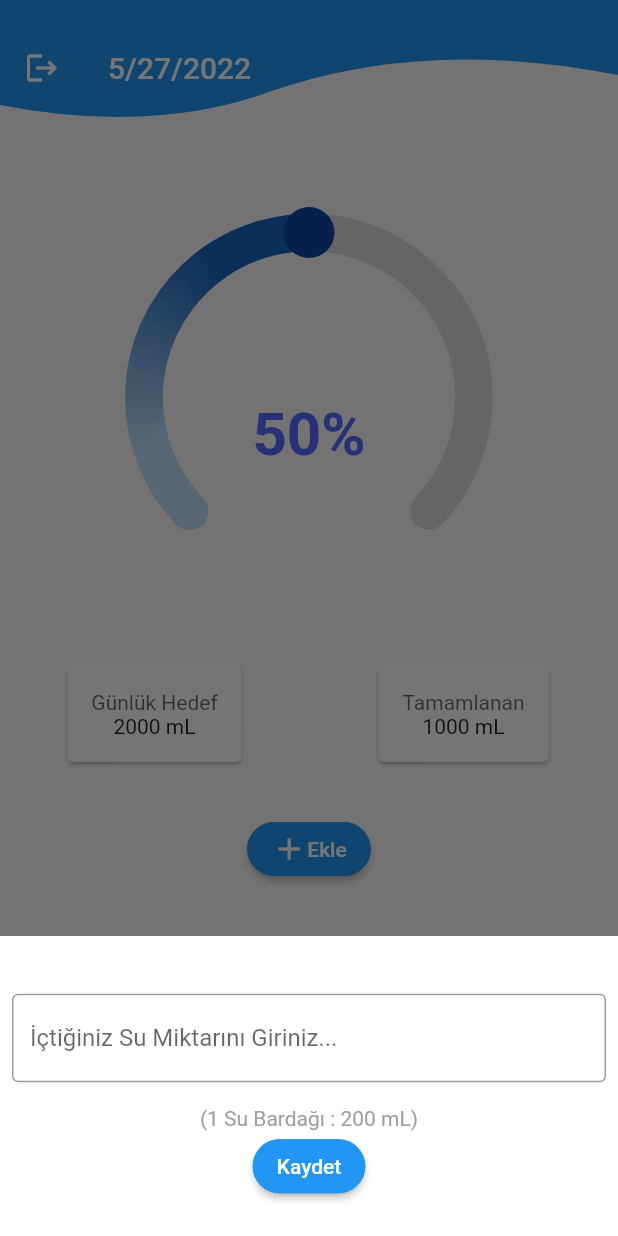
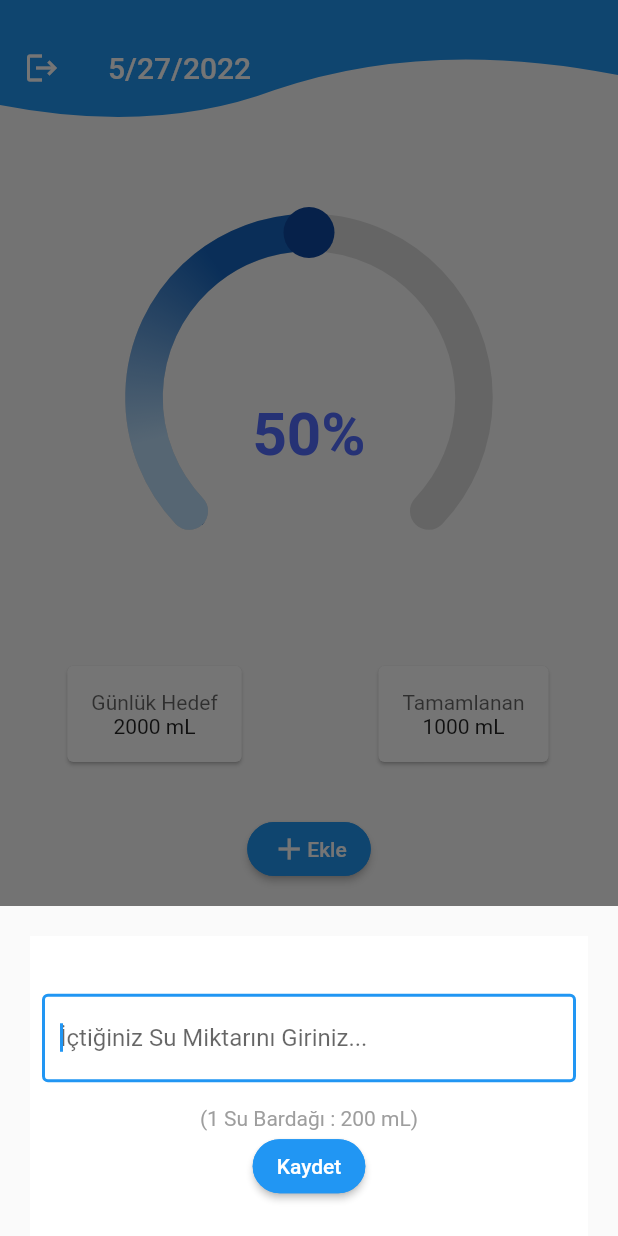
Before and after one commit to alperennbulutt/water_tracker, a Flutter app: the screen it shows once a user with an empty profile is signed in, after a tap on "Ekle", on a phone screen of 412 x 824 dp. Run offline on Flutter 3.47's test engine with Material 2 defaults, Android fonts, the light colour scheme and no system bars; drawn by our look-alikes of syncfusion_flutter_gauges; our stand-ins replace cloud_firestore, firebase_auth, firebase_core, flutter_custom_clippers, flutter_svg, get and 2 more; accounts and stored records are empty; Roboto replaces fonts that are missing (Georgia).

Commit message:
ekle butonu klavye hatası düzeltildi

```diff
--- a/lib/src/ui/home/home_page.dart
+++ b/lib/src/ui/home/home_page.dart
@@ -172,9 +172,16 @@ class _HomePageState extends State<HomePage> {
                 child: Row(children: [Icon(Icons.add), Text("Ekle")]),
                 onPressed: () {
                   showModalBottomSheet<void>(
+                    isScrollControlled: true,
                     context: context,
                     builder: (BuildContext context) {
-                      return Container(
+                      return Padding(
+                        padding: EdgeInsets.only(
+                            top: 20,
+                            right: 20,
+                            left: 20,
+                            bottom: MediaQuery.of(context).viewInsets.bottom),
+                        child: Container(
                           height: 200,
                           color: Colors.white,
                           child: Center(
@@ -186,6 +193,7 @@ class _HomePageState extends State<HomePage> {
                                   padding: EdgeInsets.symmetric(
                                       horizontal: 8, vertical: 16),
                                   child: TextField(
+                                    autofocus: true,
                                     decoration: InputDecoration(
                                       border: OutlineInputBorder(),
                                       hintText:
@@ -208,8 +216,10 @@ class _HomePageState extends State<HomePage> {
                                                   color: Colors.blue)))),
                                   child: const Text('Kaydet'),
                                   onPressed: () => Get.back(),
-                              )
+                                ),
+                                //  SizedBox(height: 10),
                               ],
+                            ),
                           ),
                         ),
                       );
```
Lines whose indentation alone changed are shown as unchanged.
